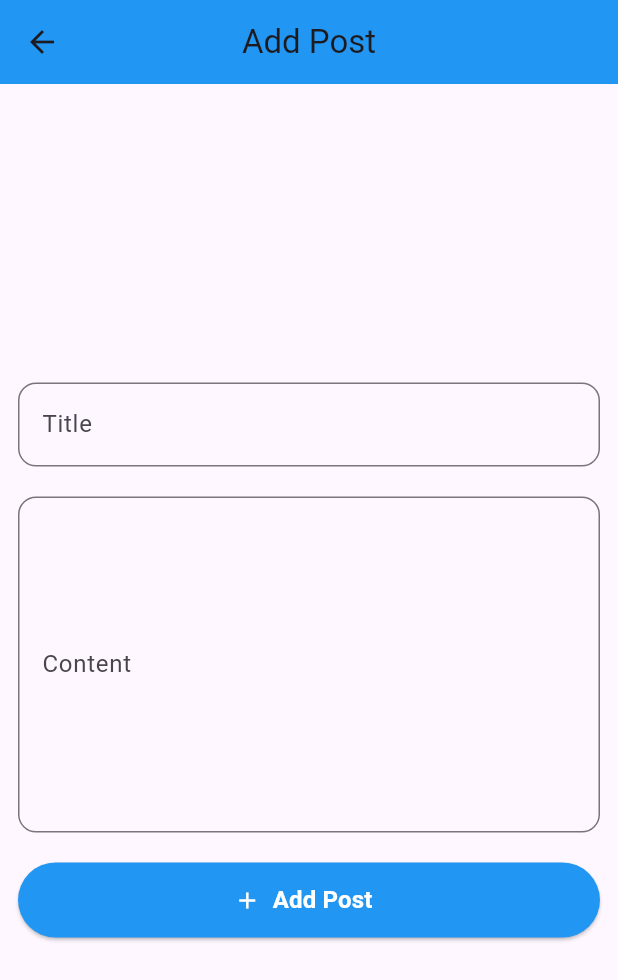
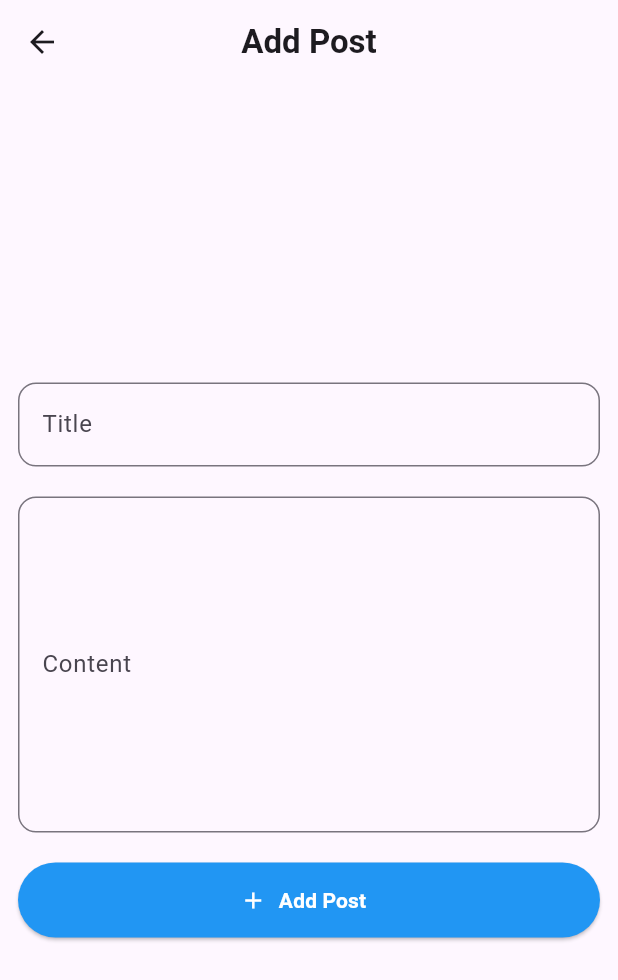
Before and after one commit to Ibrahim-404/NewsApp, a Flutter app: the AddPost screen opened by its route, on a phone screen of 412 x 824 dp. Shown: the top 980 px of the screen. Run offline on Flutter 3.47's test engine with Material 3 defaults, Android fonts, the phone set to English and light mode, and no system bars; our stand-ins replace bloc, dartz, dio, equatable, flutter_bloc, get_it and 2 more; missing offline and left inert: pretty_animated_text; accounts and stored records are empty.

Commit message:
Improve error messaging, UI consistency, and caching logic
Refines failure messages for better clarity and user guidance,
adjusting defaults for server and network failures. Enhances
the UI with consistent formatting, improved hero animations,
and better widget initialization. Simplifies and optimizes
the caching logic in data sources and repository layers to
ensure robustness and fallback mechanisms.

Fixes inconsistencies in Bloc event handling, aligns code
formatting, and improves readability across presentation
layers. Introduces better separation of concerns and
maintains coding standards.

```diff
--- a/lib/core/errors/failure.dart
+++ b/lib/core/errors/failure.dart
@@ -7,7 +7,7 @@ abstract class Failure extends Equatable {
 class ServerFailure extends Failure {
   final String message;
 
-  ServerFailure({this.message = 'Server Failure'});
+  ServerFailure({this.message = ''});
 
   @override
   List<Object?> get props => [message];
@@ -23,7 +23,7 @@ class CacheFailure extends Failure {
 class NetworkFailure extends Failure {
   final String message;
 
-  NetworkFailure({this.message = 'Network Failure'});
+  NetworkFailure({this.message = 'Please check your internet connection'});
 
   @override
   List<Object?> get props => [message];
--- a/lib/feature/home/presentation/pages/addPost.dart
+++ b/lib/feature/home/presentation/pages/addPost.dart
@@ -19,14 +19,10 @@ class _AddPostState extends State<AddPost> {
   @override
   void didChangeDependencies() {
     super.didChangeDependencies();
-    args =
-        ModalRoute.of(context)?.settings.arguments as Map<String, dynamic>?;
+    args = ModalRoute.of(context)?.settings.arguments as Map<String, dynamic>?;
 
-  if (args == null) {
-      args = {
-        'isUpdate': false,
-        'post': null,
-      };
+    if (args == null) {
+      args = {'isUpdate': false, 'post': null};
     }
   }
 
@@ -34,32 +30,32 @@ class _AddPostState extends State<AddPost> {
   Widget build(BuildContext context) {
     final bool isUpdate = args?['isUpdate'] ?? false;
     final post = args?['post'];
-    log('Is Update: $isUpdate');
-    log("Post: $post");
+
     return Scaffold(
       appBar: AppBar(
         centerTitle: true,
-        backgroundColor: Theme.of(context).primaryColor,
-        title: Text(isUpdate ? 'Update Post' : 'Add Post'),
+        title: Text(
+          isUpdate ? 'Update Post' : 'Add Post',
+          style: TextStyle(fontWeight: FontWeight.bold),
+        ),
       ),
       body: BlocConsumer<DeleteUpdateCreateBloc, DeleteUpdateCreateState>(
         listener: (context, state) {
           if (state is SuccessProcessState) {
-            ScaffoldMessenger.of(
-              context,
-            ).showSnackBar(CustomSnackbar.successSnackbar(state.message));
+            ScaffoldMessenger.of(context).showSnackBar(
+              CustomSnackbar.successSnackbar(state.message),
+            );
             Navigator.pop(context);
           } else if (state is FailureProcessState) {
-            ScaffoldMessenger.of(
-              context,
-            ).showSnackBar(CustomSnackbar.failureSnackbar(state.message));
+            ScaffoldMessenger.of(context).showSnackBar(
+              CustomSnackbar.failureSnackbar(state.message),
+            );
           }
         },
         builder: (context, state) {
           if (state is LoadingProcessState) {
             return const Center(child: CircularProgressIndicator());
           }
-
           return FormWidgetState(isUpdate: isUpdate, editPost: post);
         },
       ),
--- a/lib/feature/home/presentation/pages/home.dart
+++ b/lib/feature/home/presentation/pages/home.dart
@@ -14,9 +14,11 @@ class Home extends StatelessWidget {
       onPressed: () {
         Navigator.pushNamed(context, '/addDeleteUpdate');
       },
-        child: Icon(Icons.add),
+      child: const Icon(Icons.add),
     ),
+
       appBar: AppBar(
+
         centerTitle: true,
         backgroundColor: Theme.of(context).primaryColor,
         title: const Text('Home'),
--- a/lib/feature/home/presentation/widgets/form_widget.dart
+++ b/lib/feature/home/presentation/widgets/form_widget.dart
@@ -1,5 +1,4 @@
 import 'dart:developer';
-
 import 'package:flutter/material.dart';
 import 'package:flutter_bloc/flutter_bloc.dart';
 import 'package:news_clean_architecture/feature/home/presentation/manager/bloc/delete_update_create_bloc.dart';
@@ -7,31 +6,24 @@ import 'package:news_clean_architecture/feature/postes/data/model/post_model.dar
 import 'package:news_clean_architecture/feature/postes/domain/entities/post.dart';
 
 class FormWidgetState extends StatefulWidget {
-  Post? editPost;
-  bool? isUpdate;
+  final Post? editPost;
+  final bool? isUpdate;
   FormWidgetState({super.key, this.editPost, this.isUpdate});
+
   @override
   State<FormWidgetState> createState() => _FormWidgetState();
 }
 
 class _FormWidgetState extends State<FormWidgetState> {
-  TextEditingController titleController = TextEditingController();
+  late TextEditingController titleController;
+  late TextEditingController contentController;
+  final GlobalKey<FormState> formKey = GlobalKey<FormState>();
 
-  TextEditingController contentController = TextEditingController();
-
-  GlobalKey<FormState> formKey = GlobalKey<FormState>();
   @override
   void initState() {
-    if (widget.isUpdate == true) {
-      log('Edit Post Id: ${widget.editPost?.title}');
-      titleController.text = widget.editPost?.title ?? '';
-      contentController.text = widget.editPost?.body ?? '';
-    }
-    if (widget.isUpdate == false) {
-      titleController.text = '';
-      contentController.text = '';
-    }
     super.initState();
+    titleController = TextEditingController(text: widget.editPost?.title ?? '');
+    contentController = TextEditingController(text: widget.editPost?.body ?? '');
   }
 
   @override
@@ -43,17 +35,27 @@ class _FormWidgetState extends State<FormWidgetState> {
         child: Column(
           mainAxisAlignment: MainAxisAlignment.center,
           children: [
-            TextFormField(
+            Hero(
+              tag: 'title-${widget.editPost?.id ?? "new"}',
+              child: Material(
+                color: Colors.transparent,
+                child: TextFormField(
+                  controller: titleController,
                   decoration: InputDecoration(
                     border: OutlineInputBorder(
                       borderRadius: BorderRadius.circular(12),
                     ),
                     labelText: 'Title',
                   ),
-              controller: titleController,
+                ),
+              ),
             ),
             const SizedBox(height: 20),
-            TextFormField(
+            Hero(
+              tag: 'content-${widget.editPost?.id ?? "new"}',
+              child: Material(
+                color: Colors.transparent,
+                child: TextFormField(
                   controller: contentController,
                   maxLines: 8,
                   decoration: InputDecoration(
@@ -61,6 +63,8 @@ class _FormWidgetState extends State<FormWidgetState> {
                       borderRadius: BorderRadius.circular(12),
                     ),
                     labelText: 'Content',
+                  ),
+                ),
               ),
             ),
             const SizedBox(height: 20),
@@ -72,7 +76,7 @@ class _FormWidgetState extends State<FormWidgetState> {
               onPressed: () {
                 if (formKey.currentState!.validate()) {
                   if (widget.isUpdate == true) {
-                    BlocProvider.of<DeleteUpdateCreateBloc>(context).add(
+                    context.read<DeleteUpdateCreateBloc>().add(
                       UpdatePostEvent(
                         PostModel(
                           id: widget.editPost!.id,
@@ -82,7 +86,7 @@ class _FormWidgetState extends State<FormWidgetState> {
                       ),
                     );
                   } else {
-                    BlocProvider.of<DeleteUpdateCreateBloc>(context).add(
+                    context.read<DeleteUpdateCreateBloc>().add(
                       CreatePostEvent(
                         PostModel(
                           title: titleController.text,
@@ -93,20 +97,18 @@ class _FormWidgetState extends State<FormWidgetState> {
                   }
                 }
               },
-
-              label: Text(
-                widget.isUpdate == false ? 'Add Post' : 'Update post',
-                style: TextStyle(
-                  color: Colors.white,
-                  fontSize: 16,
-                  fontWeight: FontWeight.bold,
-                ),
-              ),
               icon: Icon(
                 widget.isUpdate == false ? Icons.add : Icons.update,
                 color: Colors.white,
               ),
+              label: Text(
+                widget.isUpdate == false ? 'Add Post' : 'Update Post',
+                style: TextStyle(
+                  color: Colors.white,
+                  fontWeight: FontWeight.bold,
                 ),
+              ),
+            )
           ],
         ),
       ),
```
Also changed, not shown: lib/feature/home/data/repositories/news_repository.dart (+31 -14 lines), lib/feature/home/presentation/manager/bloc/get_all_post_bloc.dart (+10 -5 lines), lib/feature/home/presentation/widgets/getListViewSeparated.dart (+42 -20 lines), lib/feature/home/data/data_sources/local_data_source.dart (indentation only). Lines whose indentation alone changed are shown as unchanged.
